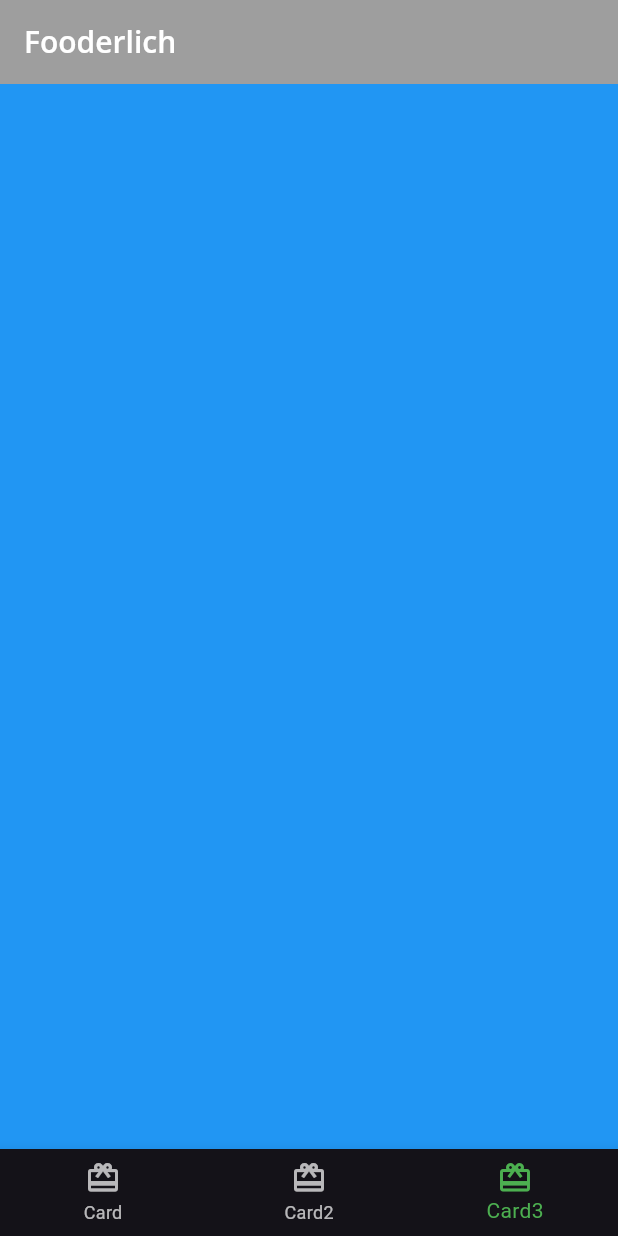
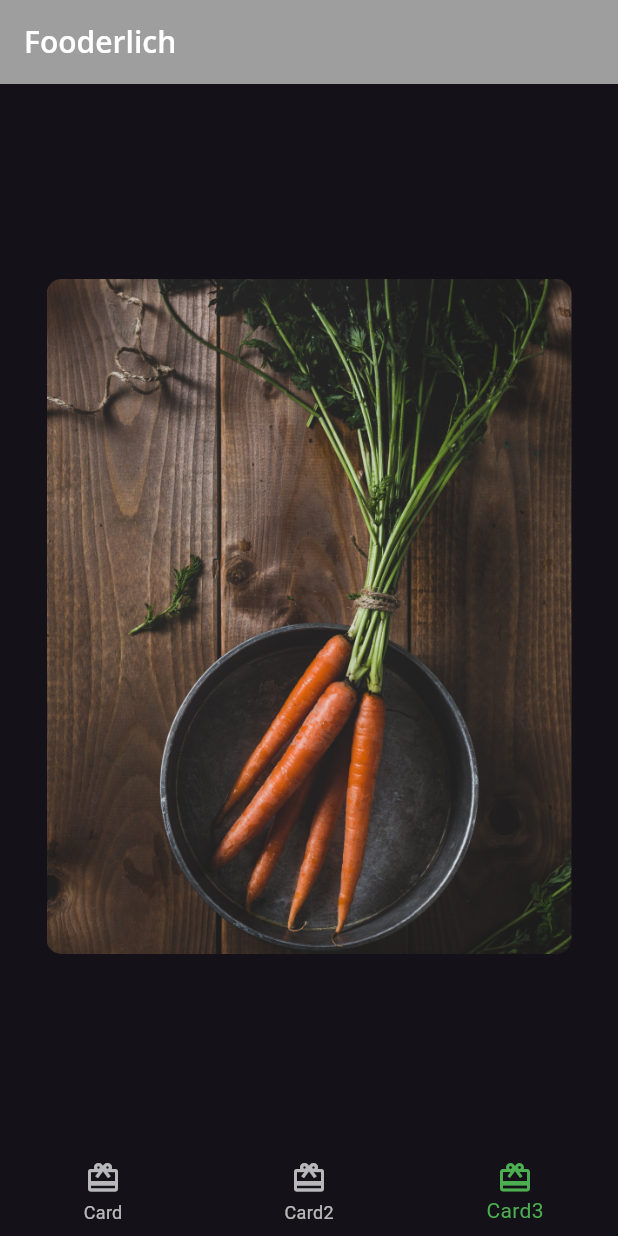
Before and after one commit to triastanto/flta-03-basic-widgets, a Flutter app: the screen it shows after launch, item 3 of the bottom bar chosen, on a phone screen of 412 x 824 dp. Run offline on Flutter 3.47's test engine with Material 3 defaults, Android fonts, the phone set to English and light mode, and no system bars; our stand-ins replace google_fonts.

Commit message:
explore card

```diff
--- /dev/null
+++ b/lib/card3.dart
@@ -0,0 +1,31 @@
+import 'package:flutter/material.dart';
+
+class Card3 extends StatelessWidget {
+  const Card3({super.key});
+
+  @override
+  Widget build(BuildContext context) {
+    return Center(
+      child: Container(
+        constraints: const BoxConstraints.expand(
+          width: 350,
+          height: 450,
+        ),
+        decoration: const BoxDecoration(
+          image: DecorationImage(
+            image: AssetImage('assets/mag2.png'),
+            fit: BoxFit.cover,
+          ),
+          borderRadius: BorderRadius.all(Radius.circular(10.0)),
+        ),
+        child: Stack(
+          children: [
+            // TODO: Add dark overlay BoxDecoration
+            // TODO: Add Container, Column, Icon and Text
+            // TODO: Add Center widget with Chip widget children
+          ],
+        ),
+      ),
+    );
+  }
+}
--- a/lib/home.dart
+++ b/lib/home.dart
@@ -1,6 +1,7 @@
 import 'package:flutter/material.dart';
 import 'card1.dart';
 import 'card2.dart';
+import 'card3.dart';
 
 class Home extends StatefulWidget {
   const Home({super.key});
@@ -14,10 +15,8 @@ class HomeState extends State<Home> {
 
   static List<Widget> pages = <Widget>[
     const Card1(),
-    // TODO: Replace with Card2
     const Card2(),
-    // TODO: Replace with Card2
-    Container(color: Colors.blue),
+    const Card3(),
   ];
 
   void _onItemTapped(int index) {
```
Also changed, not shown: assets/mag2.png (added).
